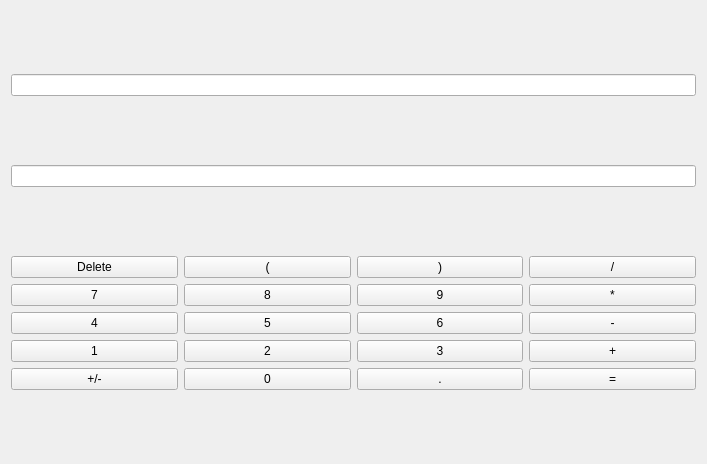
Before: the Qt Designer form app/calculator.ui in ebaustria/financial_calculator, drawn with Qt 5.
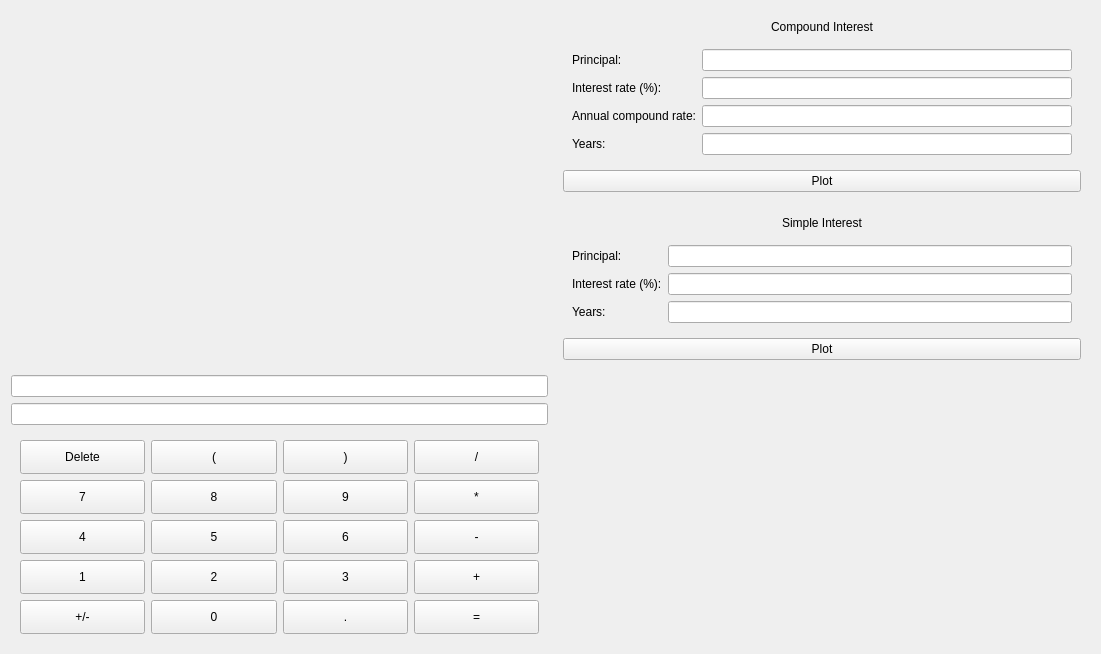
After: the same form once the commit is applied. Custom widgets are drawn as their Qt base class.

Commit message: Add line chart

Diff of the .ui file:
```diff
--- a/app/calculator.ui
+++ b/app/calculator.ui
@@ -6,170 +6,446 @@
    <rect>
     <x>0</x>
     <y>0</y>
-    <width>707</width>
-    <height>464</height>
+    <width>1101</width>
+    <height>654</height>
    </rect>
   </property>
   <property name="windowTitle">
    <string>Frame</string>
   </property>
-  <layout class="QVBoxLayout" name="verticalLayout">
+  <layout class="QGridLayout" name="gridLayout">
+   <item row="0" column="1">
+    <widget class="QWidget" name="compoundInterestControlPanel" native="true">
+     <layout class="QVBoxLayout" name="verticalLayout_3">
    <item>
-    <widget class="QLineEdit" name="resultEdit">
-     <property name="readOnly">
-      <bool>true</bool>
+       <widget class="QLabel" name="compountInterestLabel">
+        <property name="text">
+         <string>Compound Interest</string>
+        </property>
+        <property name="alignment">
+         <set>Qt::AlignmentFlag::AlignCenter</set>
      </property>
     </widget>
    </item>
    <item>
-    <widget class="QLineEdit" name="equationEdit"/>
-   </item>
-   <item>
-    <layout class="QGridLayout" name="keypad">
-     <item row="3" column="1">
-      <widget class="QPushButton" name="pushButton_5">
+       <widget class="QWidget" name="compoundForm" native="true">
+        <layout class="QFormLayout" name="roiFormLayout">
+         <property name="horizontalSpacing">
+          <number>6</number>
+         </property>
+         <item row="0" column="1">
+          <widget class="QLineEdit" name="compoundPrincipalEdit"/>
+         </item>
+         <item row="0" column="0">
+          <widget class="QLabel" name="compoundPrincipalLabel">
        <property name="text">
-        <string>5</string>
+            <string>Principal:</string>
        </property>
       </widget>
      </item>
      <item row="1" column="1">
-      <widget class="QPushButton" name="pushButton_lpar">
+          <widget class="QLineEdit" name="compoundLineEdit"/>
+         </item>
+         <item row="1" column="0">
+          <widget class="QLabel" name="compoundLabel">
        <property name="text">
-        <string>(</string>
+            <string>Interest rate (%):</string>
        </property>
       </widget>
      </item>
-     <item row="2" column="2">
-      <widget class="QPushButton" name="pushButton_9">
+         <item row="2" column="1">
+          <widget class="QLineEdit" name="compoundRateLineEdit"/>
+         </item>
+         <item row="2" column="0">
+          <widget class="QLabel" name="compoundRateLabel">
        <property name="text">
-        <string>9</string>
+            <string>Annual compound rate:</string>
+           </property>
+          </widget>
+         </item>
+         <item row="3" column="0">
+          <widget class="QLabel" name="compoundYearsLabel">
+           <property name="text">
+            <string>Years:</string>
+           </property>
+          </widget>
+         </item>
+         <item row="3" column="1">
+          <widget class="QLineEdit" name="compoundYearsLineEdit"/>
+         </item>
+        </layout>
+       </widget>
+      </item>
+      <item>
+       <widget class="QPushButton" name="plotCompoundInterestButton">
+        <property name="text">
+         <string>Plot</string>
+        </property>
+       </widget>
+      </item>
+     </layout>
+    </widget>
+   </item>
+   <item row="5" column="0">
+    <widget class="QWidget" name="keypad" native="true">
+     <property name="sizePolicy">
+      <sizepolicy hsizetype="Preferred" vsizetype="Preferred">
+       <horstretch>0</horstretch>
+       <verstretch>0</verstretch>
+      </sizepolicy>
+     </property>
+     <layout class="QGridLayout" name="layout">
+      <item row="3" column="3">
+       <widget class="QPushButton" name="pushButton_min">
+        <property name="sizePolicy">
+         <sizepolicy hsizetype="Minimum" vsizetype="MinimumExpanding">
+          <horstretch>0</horstretch>
+          <verstretch>0</verstretch>
+         </sizepolicy>
+        </property>
+        <property name="text">
+         <string>-</string>
        </property>
       </widget>
      </item>
      <item row="2" column="1">
       <widget class="QPushButton" name="pushButton_8">
+        <property name="sizePolicy">
+         <sizepolicy hsizetype="Minimum" vsizetype="MinimumExpanding">
+          <horstretch>0</horstretch>
+          <verstretch>0</verstretch>
+         </sizepolicy>
+        </property>
        <property name="text">
         <string>8</string>
        </property>
       </widget>
      </item>
-     <item row="3" column="2">
-      <widget class="QPushButton" name="pushButton_6">
+      <item row="5" column="1">
+       <widget class="QPushButton" name="pushButton_0">
+        <property name="sizePolicy">
+         <sizepolicy hsizetype="Minimum" vsizetype="MinimumExpanding">
+          <horstretch>0</horstretch>
+          <verstretch>0</verstretch>
+         </sizepolicy>
+        </property>
        <property name="text">
-        <string>6</string>
+         <string>0</string>
        </property>
       </widget>
      </item>
      <item row="2" column="0">
       <widget class="QPushButton" name="pushButton_7">
+        <property name="sizePolicy">
+         <sizepolicy hsizetype="Minimum" vsizetype="MinimumExpanding">
+          <horstretch>0</horstretch>
+          <verstretch>0</verstretch>
+         </sizepolicy>
+        </property>
        <property name="text">
         <string>7</string>
        </property>
       </widget>
      </item>
-     <item row="2" column="3">
-      <widget class="QPushButton" name="pushButton_mult">
-       <property name="text">
-        <string>*</string>
-       </property>
-      </widget>
-     </item>
-     <item row="1" column="3">
-      <widget class="QPushButton" name="pushButton_div">
-       <property name="text">
-        <string>/</string>
-       </property>
-      </widget>
-     </item>
-     <item row="3" column="3">
-      <widget class="QPushButton" name="pushButton_min">
-       <property name="text">
-        <string>-</string>
-       </property>
-      </widget>
-     </item>
-     <item row="1" column="0">
-      <widget class="QPushButton" name="pushButton_del">
-       <property name="text">
-        <string>Delete</string>
-       </property>
-      </widget>
-     </item>
-     <item row="3" column="0">
-      <widget class="QPushButton" name="pushButton_4">
-       <property name="text">
-        <string>4</string>
-       </property>
-      </widget>
-     </item>
-     <item row="1" column="2">
-      <widget class="QPushButton" name="pushButton_rpar">
-       <property name="text">
-        <string>)</string>
-       </property>
-      </widget>
-     </item>
-     <item row="4" column="2">
-      <widget class="QPushButton" name="pushButton_3">
-       <property name="text">
-        <string>3</string>
-       </property>
-      </widget>
-     </item>
-     <item row="4" column="3">
-      <widget class="QPushButton" name="pushButton_add">
-       <property name="text">
-        <string>+</string>
-       </property>
-      </widget>
-     </item>
      <item row="4" column="1">
       <widget class="QPushButton" name="pushButton_2">
+        <property name="sizePolicy">
+         <sizepolicy hsizetype="Minimum" vsizetype="MinimumExpanding">
+          <horstretch>0</horstretch>
+          <verstretch>0</verstretch>
+         </sizepolicy>
+        </property>
        <property name="text">
         <string>2</string>
        </property>
       </widget>
      </item>
-     <item row="4" column="0">
-      <widget class="QPushButton" name="pushButton_1">
-       <property name="text">
-        <string>1</string>
-       </property>
-      </widget>
-     </item>
      <item row="5" column="0">
       <widget class="QPushButton" name="pushButton_17">
+        <property name="sizePolicy">
+         <sizepolicy hsizetype="Minimum" vsizetype="MinimumExpanding">
+          <horstretch>0</horstretch>
+          <verstretch>0</verstretch>
+         </sizepolicy>
+        </property>
        <property name="text">
         <string>+/-</string>
        </property>
       </widget>
      </item>
-     <item row="5" column="1">
-      <widget class="QPushButton" name="pushButton_0">
-       <property name="text">
-        <string>0</string>
-       </property>
-      </widget>
-     </item>
      <item row="5" column="2">
       <widget class="QPushButton" name="pushButton_dec">
+        <property name="sizePolicy">
+         <sizepolicy hsizetype="Minimum" vsizetype="MinimumExpanding">
+          <horstretch>0</horstretch>
+          <verstretch>0</verstretch>
+         </sizepolicy>
+        </property>
        <property name="text">
         <string>.</string>
        </property>
       </widget>
      </item>
+      <item row="4" column="2">
+       <widget class="QPushButton" name="pushButton_3">
+        <property name="sizePolicy">
+         <sizepolicy hsizetype="Minimum" vsizetype="MinimumExpanding">
+          <horstretch>0</horstretch>
+          <verstretch>0</verstretch>
+         </sizepolicy>
+        </property>
+        <property name="text">
+         <string>3</string>
+        </property>
+       </widget>
+      </item>
+      <item row="3" column="1">
+       <widget class="QPushButton" name="pushButton_5">
+        <property name="sizePolicy">
+         <sizepolicy hsizetype="Minimum" vsizetype="MinimumExpanding">
+          <horstretch>0</horstretch>
+          <verstretch>0</verstretch>
+         </sizepolicy>
+        </property>
+        <property name="text">
+         <string>5</string>
+        </property>
+       </widget>
+      </item>
+      <item row="1" column="0">
+       <widget class="QPushButton" name="pushButton_del">
+        <property name="sizePolicy">
+         <sizepolicy hsizetype="Minimum" vsizetype="MinimumExpanding">
+          <horstretch>0</horstretch>
+          <verstretch>0</verstretch>
+         </sizepolicy>
+        </property>
+        <property name="text">
+         <string>Delete</string>
+        </property>
+       </widget>
+      </item>
+      <item row="4" column="3">
+       <widget class="QPushButton" name="pushButton_add">
+        <property name="sizePolicy">
+         <sizepolicy hsizetype="Minimum" vsizetype="MinimumExpanding">
+          <horstretch>0</horstretch>
+          <verstretch>0</verstretch>
+         </sizepolicy>
+        </property>
+        <property name="text">
+         <string>+</string>
+        </property>
+       </widget>
+      </item>
      <item row="5" column="3">
       <widget class="QPushButton" name="pushButton_eq">
+        <property name="sizePolicy">
+         <sizepolicy hsizetype="Minimum" vsizetype="MinimumExpanding">
+          <horstretch>0</horstretch>
+          <verstretch>0</verstretch>
+         </sizepolicy>
+        </property>
        <property name="text">
         <string>=</string>
        </property>
       </widget>
      </item>
-    </layout>
+      <item row="1" column="1">
+       <widget class="QPushButton" name="pushButton_lpar">
+        <property name="sizePolicy">
+         <sizepolicy hsizetype="Minimum" vsizetype="MinimumExpanding">
+          <horstretch>0</horstretch>
+          <verstretch>0</verstretch>
+         </sizepolicy>
+        </property>
+        <property name="text">
+         <string>(</string>
+        </property>
+       </widget>
+      </item>
+      <item row="2" column="3">
+       <widget class="QPushButton" name="pushButton_mult">
+        <property name="sizePolicy">
+         <sizepolicy hsizetype="Minimum" vsizetype="MinimumExpanding">
+          <horstretch>0</horstretch>
+          <verstretch>0</verstretch>
+         </sizepolicy>
+        </property>
+        <property name="text">
+         <string>*</string>
+        </property>
+       </widget>
+      </item>
+      <item row="1" column="2">
+       <widget class="QPushButton" name="pushButton_rpar">
+        <property name="sizePolicy">
+         <sizepolicy hsizetype="Minimum" vsizetype="MinimumExpanding">
+          <horstretch>0</horstretch>
+          <verstretch>0</verstretch>
+         </sizepolicy>
+        </property>
+        <property name="text">
+         <string>)</string>
+        </property>
+       </widget>
+      </item>
+      <item row="1" column="3">
+       <widget class="QPushButton" name="pushButton_div">
+        <property name="sizePolicy">
+         <sizepolicy hsizetype="Minimum" vsizetype="MinimumExpanding">
+          <horstretch>0</horstretch>
+          <verstretch>0</verstretch>
+         </sizepolicy>
+        </property>
+        <property name="text">
+         <string>/</string>
+        </property>
+       </widget>
+      </item>
+      <item row="3" column="2">
+       <widget class="QPushButton" name="pushButton_6">
+        <property name="sizePolicy">
+         <sizepolicy hsizetype="Minimum" vsizetype="MinimumExpanding">
+          <horstretch>0</horstretch>
+          <verstretch>0</verstretch>
+         </sizepolicy>
+        </property>
+        <property name="text">
+         <string>6</string>
+        </property>
+       </widget>
+      </item>
+      <item row="3" column="0">
+       <widget class="QPushButton" name="pushButton_4">
+        <property name="sizePolicy">
+         <sizepolicy hsizetype="Minimum" vsizetype="MinimumExpanding">
+          <horstretch>0</horstretch>
+          <verstretch>0</verstretch>
+         </sizepolicy>
+        </property>
+        <property name="text">
+         <string>4</string>
+        </property>
+       </widget>
+      </item>
+      <item row="4" column="0">
+       <widget class="QPushButton" name="pushButton_1">
+        <property name="sizePolicy">
+         <sizepolicy hsizetype="Minimum" vsizetype="MinimumExpanding">
+          <horstretch>0</horstretch>
+          <verstretch>0</verstretch>
+         </sizepolicy>
+        </property>
+        <property name="text">
+         <string>1</string>
+        </property>
+       </widget>
+      </item>
+      <item row="2" column="2">
+       <widget class="QPushButton" name="pushButton_9">
+        <property name="sizePolicy">
+         <sizepolicy hsizetype="Minimum" vsizetype="MinimumExpanding">
+          <horstretch>0</horstretch>
+          <verstretch>0</verstretch>
+         </sizepolicy>
+        </property>
+        <property name="text">
+         <string>9</string>
+        </property>
+       </widget>
+      </item>
+     </layout>
+    </widget>
    </item>
-  </layout>
- </widget>
+   <item row="0" column="0" rowspan="2">
+    <widget class="QWidget" name="plotViewer" native="true">
+     <layout class="QVBoxLayout" name="verticalLayout" stretch="0">
+      <item>
+       <widget class="QChartView" name="lineChart" native="true"/>
+      </item>
+     </layout>
+    </widget>
+   </item>
+   <item row="1" column="1">
+    <widget class="QWidget" name="simpleInterestControlPanel" native="true">
+     <layout class="QVBoxLayout" name="verticalLayout_2">
+      <item>
+       <widget class="QLabel" name="simpleInterestTitle">
+        <property name="text">
+         <string>Simple Interest</string>
+        </property>
+        <property name="alignment">
+         <set>Qt::AlignmentFlag::AlignCenter</set>
+        </property>
+       </widget>
+      </item>
+      <item>
+       <widget class="QWidget" name="simpleInterestForm" native="true">
+        <layout class="QFormLayout" name="formLayout">
+         <item row="0" column="0">
+          <widget class="QLabel" name="principalLabel">
+           <property name="text">
+            <string>Principal:</string>
+           </property>
+          </widget>
+         </item>
+         <item row="0" column="1">
+          <widget class="QLineEdit" name="principalLineEdit"/>
+         </item>
+         <item row="1" column="0">
+          <widget class="QLabel" name="simpleInterestLabel">
+           <property name="text">
+            <string>Interest rate (%):</string>
+           </property>
+          </widget>
+         </item>
+         <item row="1" column="1">
+          <widget class="QLineEdit" name="simpleInterestLineEdit"/>
+         </item>
+         <item row="2" column="0">
+          <widget class="QLabel" name="simpleInterestYearsLabel">
+           <property name="text">
+            <string>Years:</string>
+           </property>
+          </widget>
+         </item>
+         <item row="2" column="1">
+          <widget class="QLineEdit" name="simpleInterestYearsLineEdit"/>
+         </item>
+        </layout>
+       </widget>
+      </item>
+      <item>
+       <widget class="QPushButton" name="plotSimpleInterestButton">
+        <property name="text">
+         <string>Plot</string>
+        </property>
+       </widget>
+      </item>
+     </layout>
+    </widget>
+   </item>
+   <item row="2" column="0">
+    <widget class="QLineEdit" name="resultEdit">
+     <property name="readOnly">
+      <bool>true</bool>
+     </property>
+    </widget>
+   </item>
+   <item row="3" column="0">
+    <widget class="QLineEdit" name="equationEdit"/>
+   </item>
+  </layout>
+ </widget>
+ <customwidgets>
+  <customwidget>
+   <class>QChartView</class>
+   <extends>QWidget</extends>
+   <header location="global">QChartView</header>
+   <container>1</container>
+  </customwidget>
+ </customwidgets>
  <resources/>
  <connections/>
 </ui>
```
Lines whose indentation alone changed are shown as unchanged. The commit also changes 8 other files.
